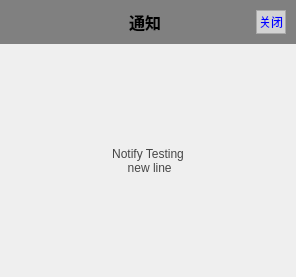
xautshuanglong/QtLearningRepository, file QtGuiApplicationTest/QtGuiApplicationTest/NotifyWidget.ui: the form before one commit.
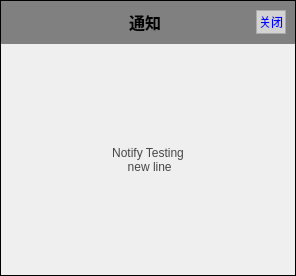
The form after the commit.

Patch:
```diff
--- a/QtGuiApplicationTest/QtGuiApplicationTest/NotifyWidget.ui
+++ b/QtGuiApplicationTest/QtGuiApplicationTest/NotifyWidget.ui
@@ -7,7 +7,7 @@
     <x>0</x>
     <y>0</y>
     <width>296</width>
-    <height>277</height>
+    <height>276</height>
    </rect>
   </property>
   <property name="windowTitle">
@@ -35,7 +35,12 @@
    <item>
     <widget class="QWidget" name="TitleWidget" native="true">
      <property name="styleSheet">
-      <string notr="true">background-color: gray;</string>
+      <string notr="true">QWidget
+{
+	background-color: gray;
+	border: 1px solid black;
+	border-bottom: none;
+}</string>
      </property>
      <layout class="QHBoxLayout" name="horizontalLayout_2">
       <property name="leftMargin">
@@ -60,6 +65,12 @@
           <bold>true</bold>
          </font>
         </property>
+        <property name="styleSheet">
+         <string notr="true">QLabel
+{
+	border: none;
+}</string>
+        </property>
         <property name="text">
          <string>通知</string>
         </property>
@@ -110,7 +121,12 @@
    <item>
     <widget class="QLabel" name="lbMessage">
      <property name="styleSheet">
-      <string notr="true">color: rgb(70, 70, 70);</string>
+      <string notr="true">QLabel
+{
+	color: rgb(70, 70, 70);
+	border: 1px solid black;
+	border-top: none;
+}</string>
      </property>
      <property name="text">
       <string>Notify Testing 
```
